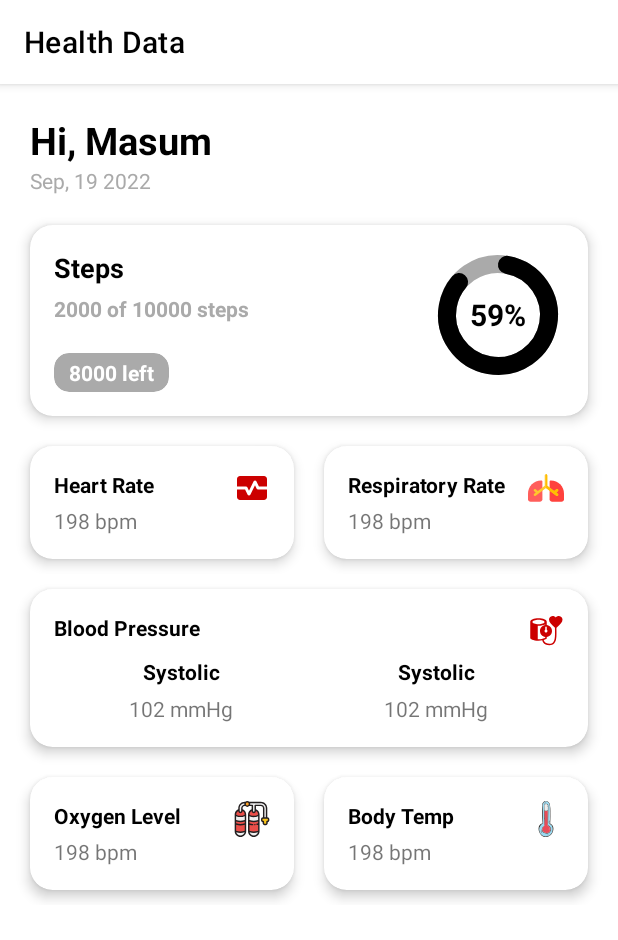
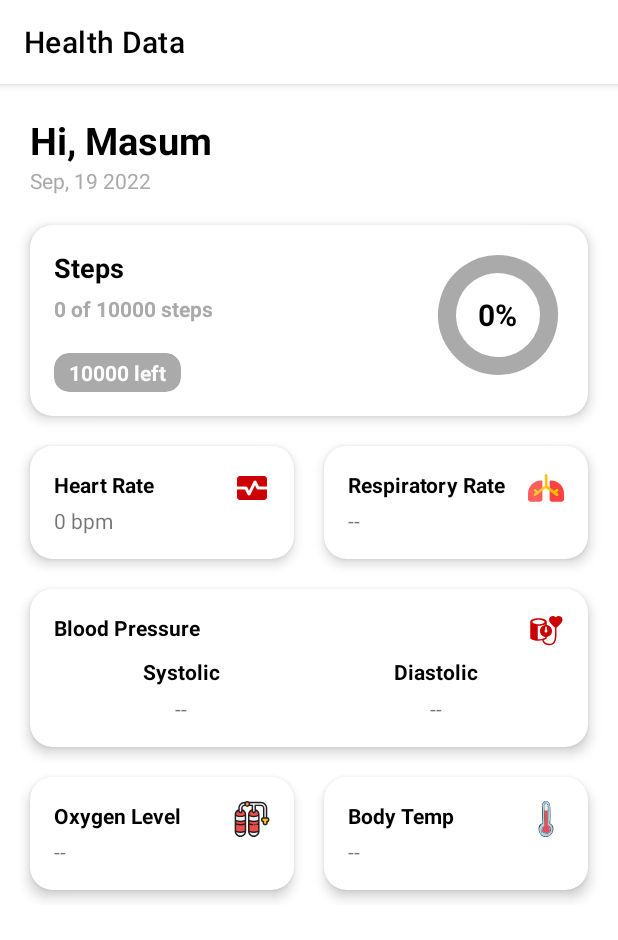
Before and after one commit to Masum-MSNR/health_connect, an Android app built with Jetpack Compose: the HealthDataActivity screen opened directly, with no data from a screen before it, on a phone screen of 412 x 824 dp. Shown: the top 940 px of the screen. Run offline under Robolectric (Android 15) with nearby library versions, the phone set to English and light mode, and no system bars; libraries missing offline, so code that uses them is left out: androidx.health.connect; 19 statements that could not run were skipped.

Commit message:
feat: read all necessary data

```diff
--- a/app/src/main/java/dev/almasum/health_connect/activities/HealthDataActivity.kt
+++ b/app/src/main/java/dev/almasum/health_connect/activities/HealthDataActivity.kt
@@ -2,17 +2,102 @@ package dev.almasum.health_connect.activities
 
 import android.os.Bundle
 import androidx.appcompat.app.AppCompatActivity
+import androidx.lifecycle.ViewModelProvider
 import dev.almasum.health_connect.databinding.ActivityHealthDataBinding
+import dev.almasum.health_connect.viewModels.HealthDataViewModel
+import kotlinx.coroutines.CoroutineScope
+import kotlinx.coroutines.Dispatchers
+import kotlinx.coroutines.launch
 
 class HealthDataActivity : AppCompatActivity() {
 
     private lateinit var binding: ActivityHealthDataBinding
+    private lateinit var viewModel: HealthDataViewModel
 
     override fun onCreate(savedInstanceState: Bundle?) {
         super.onCreate(savedInstanceState)
         binding = ActivityHealthDataBinding.inflate(layoutInflater)
         setContentView(binding.root)
+        viewModel = ViewModelProvider(this)[HealthDataViewModel::class.java]
+        viewModel.initHealthConnectManager(this)
 
         supportActionBar?.title = "Health Data"
+
+        CoroutineScope(Dispatchers.IO).launch {
+            viewModel.readSteps()
+            viewModel.readHeartRate()
+            viewModel.readRespiratoryRate()
+            viewModel.readBloodPressure()
+            viewModel.readOxygenLevel()
+            viewModel.readBodyTemperature()
+        }
+
+        viewModel.steps.observe(this) {
+            var steps = 0
+
+            if (it != null && it != "--") {
+                steps = it.toInt()
+            }
+            var left = 0
+            if(steps<=10000){
+                left = 10000 - steps
+            }
+            binding.stepsOutOfTotal.text = "$steps of 10000 steps"
+            binding.stepsLeft.text = "$left left"
+            var parcent = 0
+            if(steps!=0){
+                parcent = steps*100/10000
+            }
+            binding.stepsProgress.progress = parcent
+            binding.stepsPercent.text = "$parcent%"
+        }
+
+        viewModel.heartRate.observe(this) {
+            if(it==null||it=="--"||it=="0.0"){
+                binding.heartRate.text = "--"
+                return@observe
+            }
+            binding.heartRate.text = "${it} bpm"
+        }
+
+        viewModel.respiratoryRate.observe(this) {
+            if(it==null||it=="--"||it=="0.0"){
+                binding.respiratoryRate.text = "--"
+                return@observe
+            }
+            binding.respiratoryRate.text = "${it} bpm"
+        }
+
+        viewModel.systolicBp.observe(this) {
+            if(it==null||it=="--"||it=="0.0"){
+                binding.systolic.text = "--"
+                return@observe
+            }
+            binding.systolic.text = "${it} mmHg"
+        }
+
+        viewModel.diastolicBp.observe(this) {
+            if(it==null||it=="--"||it=="0.0"){
+                binding.diastolic.text = "--"
+                return@observe
+            }
+            binding.diastolic.text = "${it} mmHg"
+        }
+
+        viewModel.oxygenLevel.observe(this) {
+            if(it==null||it=="--"||it=="0.0"){
+                binding.oxygenLevel.text = "--"
+                return@observe
+            }
+            binding.oxygenLevel.text = "${it}%"
+        }
+
+        viewModel.bodyTemp.observe(this) {
+            if(it==null||it=="--"||it=="0.0"){
+                binding.bodyTemp.text = "--"
+                return@observe
+            }
+            binding.bodyTemp.text = "${it}°C"
+        }
     }
 }
--- a/app/src/main/java/dev/almasum/health_connect/activities/MainActivity.kt
+++ b/app/src/main/java/dev/almasum/health_connect/activities/MainActivity.kt
@@ -44,13 +44,6 @@ class MainActivity : AppCompatActivity() {
         setContentView(binding.root)
         viewModel = ViewModelProvider(this)[MainViewModel::class.java]
         viewModel.initHealthConnectManager(this)
-
-        CoroutineScope(Dispatchers.IO).launch {
-            viewModel.readStepsByTimeRange(
-                startTime = Instant.now().minus(25, ChronoUnit.DAYS),
-                endTime = Instant.now()
-            )
-        }
 
         supportActionBar?.title = "Health Connect"
 
--- /dev/null
+++ b/app/src/main/java/dev/almasum/health_connect/viewModels/HealthDataViewModel.kt
@@ -0,0 +1,160 @@
+package dev.almasum.health_connect.viewModels
+
+import android.content.Context
+import androidx.health.connect.client.HealthConnectClient
+import androidx.health.connect.client.records.BloodPressureRecord
+import androidx.health.connect.client.records.BodyTemperatureRecord
+import androidx.health.connect.client.records.HeartRateRecord
+import androidx.health.connect.client.records.OxygenSaturationRecord
+import androidx.health.connect.client.records.RespiratoryRateRecord
+import androidx.health.connect.client.records.StepsRecord
+import androidx.health.connect.client.request.ReadRecordsRequest
+import androidx.health.connect.client.time.TimeRangeFilter
+import androidx.lifecycle.MutableLiveData
+import androidx.lifecycle.ViewModel
+import java.time.Instant
+import java.time.temporal.ChronoUnit
+
+class HealthDataViewModel : ViewModel() {
+
+    private lateinit var healthConnectClient: HealthConnectClient
+    val steps: MutableLiveData<String> = MutableLiveData("--")
+    val heartRate: MutableLiveData<String> = MutableLiveData("--")
+    val respiratoryRate: MutableLiveData<String> = MutableLiveData("--")
+    val systolicBp: MutableLiveData<String> = MutableLiveData("--")
+    val diastolicBp: MutableLiveData<String> = MutableLiveData("--")
+    val oxygenLevel: MutableLiveData<String> = MutableLiveData("--")
+    val bodyTemp: MutableLiveData<String> = MutableLiveData("--")
+
+    private val startTime: Instant = Instant.now().truncatedTo(ChronoUnit.DAYS)
+    private val timeNow: Instant = Instant.now()
+
+
+    fun initHealthConnectManager(context: Context) {
+        healthConnectClient = HealthConnectClient.getOrCreate(context)
+    }
+
+    suspend fun readSteps() {
+        try {
+            val response = healthConnectClient.readRecords(
+                ReadRecordsRequest(
+                    recordType = StepsRecord::class,
+                    timeRangeFilter = TimeRangeFilter.between(startTime, timeNow)
+                )
+            )
+            var count = 0L
+            response.records.map {
+                count += it.count
+            }
+
+            steps.postValue(count.toString())
+            println("total steps: $count")
+        } catch (e: Exception) {
+            println(e.message)
+        }
+    }
+
+    suspend fun readHeartRate() {
+        try {
+            val response = healthConnectClient.readRecords(
+                ReadRecordsRequest(
+                    recordType = HeartRateRecord::class,
+                    timeRangeFilter = TimeRangeFilter.between(startTime, timeNow)
+                )
+            )
+            var bpm = 0L
+            response.records.map {
+                bpm = it.samples[0].beatsPerMinute
+            }
+
+            heartRate.postValue(bpm.toString())
+            println("heart rate: $bpm")
+        } catch (e: Exception) {
+            println(e.message)
+        }
+    }
+
+    suspend fun readRespiratoryRate() {
+        try {
+            val response = healthConnectClient.readRecords(
+                ReadRecordsRequest(
+                    recordType = RespiratoryRateRecord::class,
+                    timeRangeFilter = TimeRangeFilter.between(startTime, timeNow)
+                )
+            )
+            var bpm = 0.0
+            response.records.map {
+                bpm = it.rate
+            }
+
+            respiratoryRate.postValue(bpm.toString())
+            println("respiratory rate: $bpm")
+        } catch (e: Exception) {
+            println(e.message)
+        }
+    }
+
+    suspend fun readBloodPressure() {
+        try {
+            val response = healthConnectClient.readRecords(
+                ReadRecordsRequest(
+                    recordType = BloodPressureRecord::class,
+                    timeRangeFilter = TimeRangeFilter.between(startTime, timeNow)
+                )
+            )
+            var _systolicBp = 0.0
+            var _diastolicBp = 0.0
+            response.records.map {
+                _systolicBp = it.systolic.inMillimetersOfMercury
+                _diastolicBp = it.diastolic.inMillimetersOfMercury
+            }
+
+            systolicBp.postValue(_systolicBp.toString())
+            diastolicBp.postValue(_diastolicBp.toString())
+            println("systolic bp: $_systolicBp")
+            println("diastolic bp: $_diastolicBp")
+        } catch (e: Exception) {
+            println(e.message)
+        }
+    }
+
+    suspend fun readOxygenLevel() {
+        try {
+            val response = healthConnectClient.readRecords(
+                ReadRecordsRequest(
+                    recordType = OxygenSaturationRecord::class,
+                    timeRangeFilter = TimeRangeFilter.between(startTime, timeNow)
+                )
+            )
+            var level = 0.0
+            response.records.map {
+                level = it.percentage.value
+            }
+
+            println("oxygen level: $level")
+            oxygenLevel.postValue(level.toString())
+        } catch (e: Exception) {
+            println(e.message)
+        }
+    }
+
+    suspend fun readBodyTemperature() {
+        try {
+            val response = healthConnectClient.readRecords(
+                ReadRecordsRequest(
+                    recordType = BodyTemperatureRecord::class,
+                    timeRangeFilter = TimeRangeFilter.between(startTime, timeNow)
+                )
+            )
+            var temp = 0.0
+            response.records.map {
+                temp = it.temperature.inCelsius
+            }
+
+            bodyTemp.postValue(temp.toString())
+            println("body temperature: $temp")
+        } catch (e: Exception) {
+            println(e.message)
+        }
+    }
+}
--- a/app/src/main/res/layout/activity_health_data.xml
+++ b/app/src/main/res/layout/activity_health_data.xml
@@ -7,13 +7,6 @@
     android:layout_height="match_parent"
     android:orientation="vertical"
     tools:context=".activities.HealthDataActivity">
-
-    <!--    a. Steps -->
-    <!--    b. Heart Rate (Beats per Minute)-->
-    <!--    c. Systolic and Diastolic-->
-    <!--    d. Respiratory Rate-->
-    <!--    e. Blood Oxygen Level-->
-    <!--    f. Body Temperature-->
 
     <TextView
         android:layout_width="wrap_content"
@@ -56,18 +49,19 @@
                 <TextView
                     android:layout_width="wrap_content"
                     android:layout_height="wrap_content"
-                    android:text="Steps"
+                    android:text="@string/steps"
                     android:textColor="@color/black"
                     android:textSize="18sp"
                     android:textStyle="bold" />
 
                 <TextView
+                    android:id="@+id/steps_out_of_total"
                     android:layout_width="wrap_content"
                     android:layout_height="wrap_content"
                     android:layout_marginTop="5dp"
-                    android:text="2000 of 10000 steps"
                     android:textColor="@android:color/darker_gray"
-                    android:textStyle="bold" />
+                    android:textStyle="bold"
+                    tools:text="0 of 10000 steps" />
 
                 <androidx.cardview.widget.CardView
                     android:layout_width="wrap_content"
@@ -78,13 +72,14 @@
                     app:cardElevation="0dp">
 
                     <TextView
+                        android:id="@+id/steps_left"
                         android:layout_width="wrap_content"
                         android:layout_height="wrap_content"
                         android:paddingHorizontal="10dp"
                         android:paddingVertical="3dp"
-                        android:text="8000 left"
                         android:textColor="@color/white"
-                        android:textStyle="bold" />
+                        android:textStyle="bold"
+                        tools:text="10000 left" />
                 </androidx.cardview.widget.CardView>
             </LinearLayout>
 
@@ -94,9 +89,10 @@
                 android:layout_alignParentEnd="true">
 
                 <com.google.android.material.progressindicator.CircularProgressIndicator
+                    android:id="@+id/steps_progress"
                     android:layout_width="wrap_content"
                     android:layout_height="wrap_content"
-                    android:progress="89"
+                    android:progress="0"
                     app:indicatorColor="@color/black"
                     app:indicatorSize="80dp"
                     app:trackColor="@android:color/darker_gray"
@@ -104,14 +100,15 @@
                     app:trackThickness="12dp" />
 
                 <TextView
+                    android:id="@+id/steps_percent"
                     android:layout_width="wrap_content"
                     android:layout_height="wrap_content"
                     android:layout_gravity="center"
                     android:gravity="center"
-                    android:text="59%"
                     android:textColor="@color/black"
                     android:textSize="20sp"
-                    android:textStyle="bold" />
+                    android:textStyle="bold"
+                    tools:text="0%" />
             </FrameLayout>
         </RelativeLayout>
     </androidx.cardview.widget.CardView>
@@ -147,7 +144,7 @@
                     <TextView
                         android:layout_width="wrap_content"
                         android:layout_height="wrap_content"
-                        android:text="Heart Rate"
+                        android:text="@string/heart_rate"
                         android:textColor="@color/black"
                         android:textSize="14sp"
                         android:textStyle="bold" />
@@ -161,9 +158,10 @@
                 </RelativeLayout>
 
                 <TextView
+                    android:id="@+id/heart_rate"
                     android:layout_width="wrap_content"
                     android:layout_height="wrap_content"
-                    android:text="198 bpm" />
+                    tools:text="-- bpm" />
 
             </LinearLayout>
 
@@ -194,7 +192,7 @@
                     <TextView
                         android:layout_width="wrap_content"
                         android:layout_height="wrap_content"
-                        android:text="Respiratory Rate"
+                        android:text="@string/respiratory_rate"
                         android:textColor="@color/black"
                         android:textSize="14sp"
                         android:textStyle="bold" />
@@ -207,9 +205,10 @@
                 </RelativeLayout>
 
                 <TextView
+                    android:id="@+id/respiratory_rate"
                     android:layout_width="wrap_content"
                     android:layout_height="wrap_content"
-                    android:text="198 bpm" />
+                    tools:text="-- bpm" />
 
             </LinearLayout>
 
@@ -240,7 +239,7 @@
                 <TextView
                     android:layout_width="wrap_content"
                     android:layout_height="wrap_content"
-                    android:text="Blood Pressure"
+                    android:text="@string/blood_pressure"
                     android:textColor="@color/black"
                     android:textSize="14sp"
                     android:textStyle="bold" />
@@ -271,17 +270,18 @@
                         android:layout_width="wrap_content"
                         android:layout_height="wrap_content"
                         android:layout_gravity="center"
-                        android:text="Systolic"
+                        android:text="@string/systolic"
                         android:textColor="@color/black"
                         android:textStyle="bold" />
 
 
                     <TextView
+                        android:id="@+id/systolic"
                         android:layout_width="wrap_content"
                         android:layout_height="wrap_content"
                         android:layout_gravity="center"
                         android:layout_marginTop="5dp"
-                        android:text="102 mmHg" />
+                        tools:text="-- mmHg" />
                 </LinearLayout>
 
                 <LinearLayout
@@ -294,17 +294,18 @@
                         android:layout_width="wrap_content"
                         android:layout_height="wrap_content"
                         android:layout_gravity="center"
-                        android:text="Systolic"
+                        android:text="@string/diastolic"
                         android:textColor="@color/black"
                         android:textStyle="bold" />
 
 
                     <TextView
+                        android:id="@+id/diastolic"
                         android:layout_width="wrap_content"
                         android:layout_height="wrap_content"
                         android:layout_gravity="center"
                         android:layout_marginTop="5dp"
-                        android:text="102 mmHg" />
+                        tools:text="102 mmHg" />
                 </LinearLayout>
             </LinearLayout>
 
@@ -343,7 +344,7 @@
                     <TextView
                         android:layout_width="wrap_content"
                         android:layout_height="wrap_content"
-                        android:text="Oxygen Level"
+                        android:text="@string/oxygen_level"
                         android:textColor="@color/black"
                         android:textSize="14sp"
                         android:textStyle="bold" />
@@ -352,13 +353,14 @@
                         android:layout_width="wrap_content"
                         android:layout_height="wrap_content"
                         android:layout_alignParentEnd="true"
-                        android:src="@drawable/oxygen"/>
+                        android:src="@drawable/oxygen" />
                 </RelativeLayout>
 
                 <TextView
+                    android:id="@+id/oxygen_level"
                     android:layout_width="wrap_content"
                     android:layout_height="wrap_content"
-                    android:text="198 bpm" />
+                    tools:text="--" />
 
             </LinearLayout>
 
@@ -389,7 +391,7 @@
                     <TextView
                         android:layout_width="wrap_content"
                         android:layout_height="wrap_content"
-                        android:text="Body Temp"
+                        android:text="@string/body_temp"
                         android:textColor="@color/black"
                         android:textSize="14sp"
                         android:textStyle="bold" />
@@ -402,9 +404,10 @@
                 </RelativeLayout>
 
                 <TextView
+                    android:id="@+id/body_temp"
                     android:layout_width="wrap_content"
                     android:layout_height="wrap_content"
-                    android:text="198 bpm" />
+                    tools:text="-- C" />
 
             </LinearLayout>
 
--- a/app/src/main/res/values/strings.xml
+++ b/app/src/main/res/values/strings.xml
@@ -27,6 +27,14 @@
     </string>
     <string name="grant_permissions">Grant permissions</string>
     <string name="open_health_data">Open Health Data</string>
+    <string name="steps">Steps</string>
+    <string name="heart_rate">Heart Rate</string>
+    <string name="respiratory_rate">Respiratory Rate</string>
+    <string name="blood_pressure">Blood Pressure</string>
+    <string name="systolic">Systolic</string>
+    <string name="diastolic">Diastolic</string>
+    <string name="oxygen_level">Oxygen Level</string>
+    <string name="body_temp">Body Temp</string>
 
     <string-array name="sleep_notes_array">
         <item>I slept great!</item>
```
